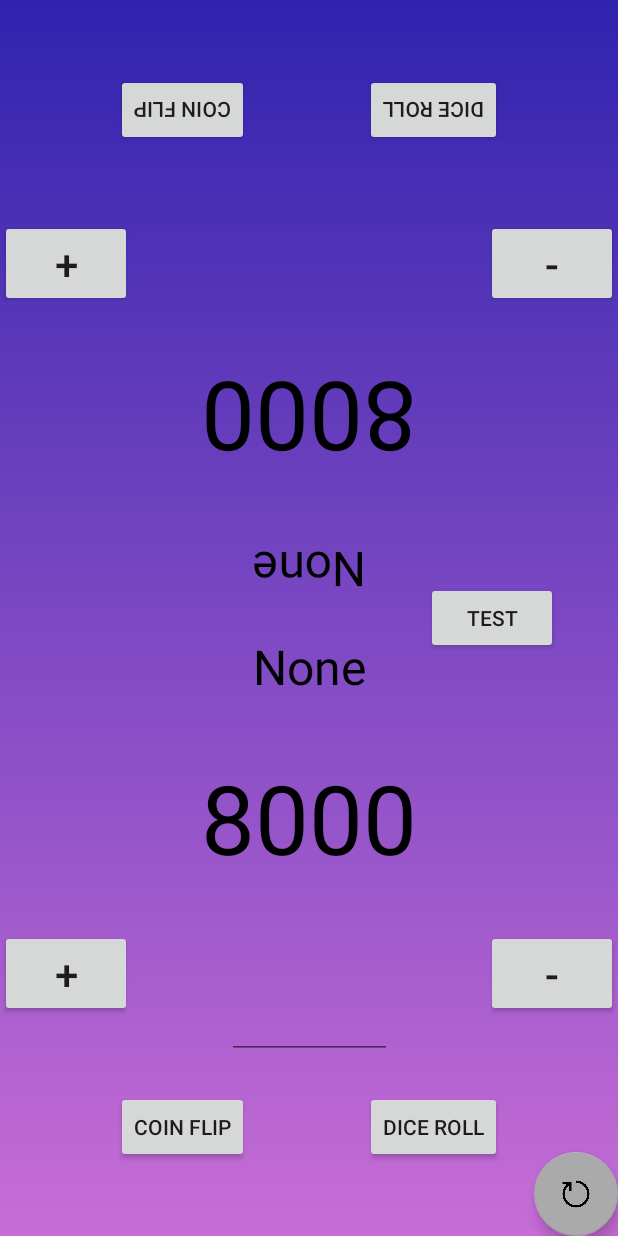
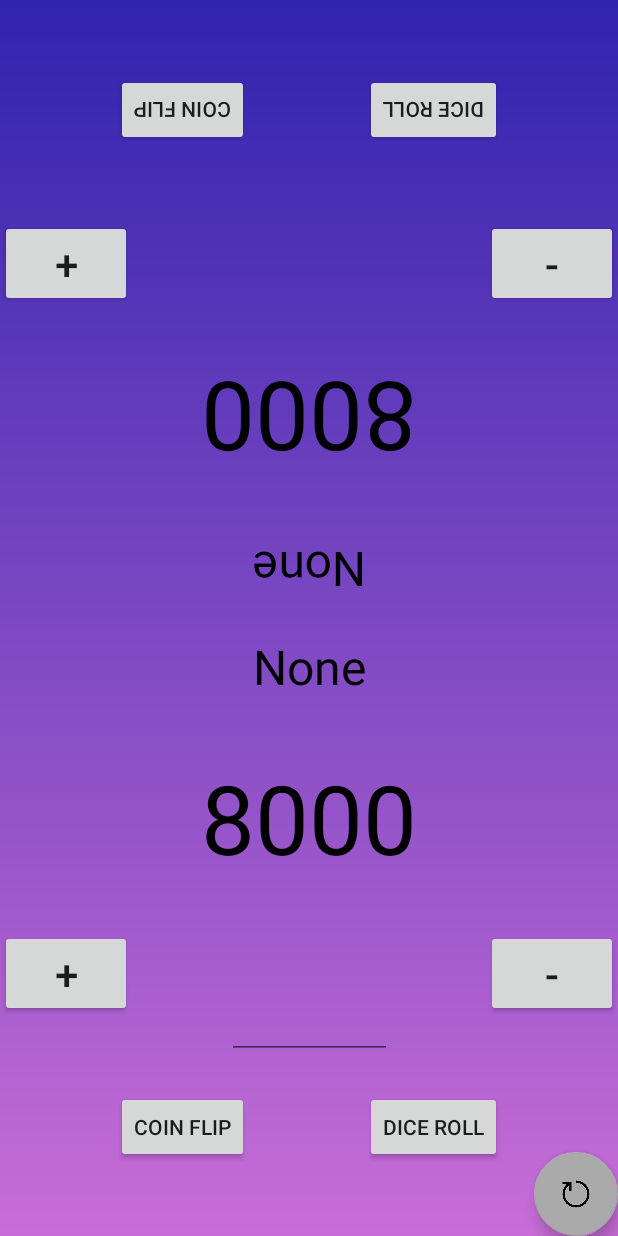
Before and after one commit to Alfris/YugiohScoreCalculator, an Android app: the GameFragment screen opened through its navigation route, on a phone screen of 412 x 824 dp. Run offline under Robolectric (Android 15) with nearby library versions, the light colour scheme and no system bars; our stand-ins replace Room's generated code, RxJava.

Commit message:
mini pataisymai3

```diff
--- a/app/src/main/java/com/example/yugiohscorecalculator/GameFragment.kt
+++ b/app/src/main/java/com/example/yugiohscorecalculator/GameFragment.kt
@@ -29,11 +29,9 @@ class GameFragment : Fragment(), View.OnClickListener {
     lateinit var navController : NavController
     lateinit var player1: String
     lateinit var player2: String
-
     var winner: String = "None"
 
     var data: MutableList<Match>? = null
-
     var db: AppDatabase? = null
     var adapter: MatchAdapter? = null
 
@@ -65,7 +63,6 @@ class GameFragment : Fragment(), View.OnClickListener {
         view.findViewById<Button>(R.id.add_btn2).setOnClickListener(this)
         view.findViewById<Button>(R.id.subtract_btn).setOnClickListener(this)
         view.findViewById<Button>(R.id.subtract_btn2).setOnClickListener(this)
-        view.findViewById<Button>(R.id.test_btn).setOnClickListener(this)
         view.findViewById<FloatingActionButton>(R.id.reset_point_btn).setOnClickListener(this)
 
         player1_text.text = player1
--- a/app/src/main/res/layout/fragment_game.xml
+++ b/app/src/main/res/layout/fragment_game.xml
@@ -175,14 +175,4 @@
         app:layout_constraintEnd_toStartOf="@+id/subtract_btn"
         app:layout_constraintStart_toEndOf="@+id/add_btn" />
 
-    <Button
-        android:id="@+id/test_btn"
-        android:layout_width="wrap_content"
-        android:layout_height="wrap_content"
-        android:text="Test"
-        app:layout_constraintBottom_toBottomOf="parent"
-        app:layout_constraintEnd_toEndOf="parent"
-        app:layout_constraintStart_toEndOf="@+id/player2_text"
-        app:layout_constraintTop_toTopOf="parent" />
-
 </androidx.constraintlayout.widget.ConstraintLayout>
```
